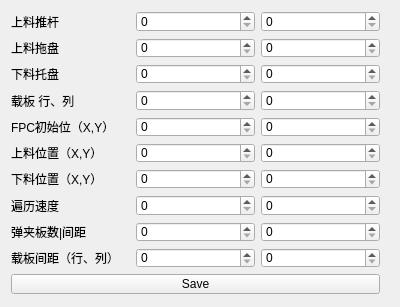
The window that AOI/widconfig.ui (qiquanFeng/AOI) describes before a commit, drawn with Qt 5.
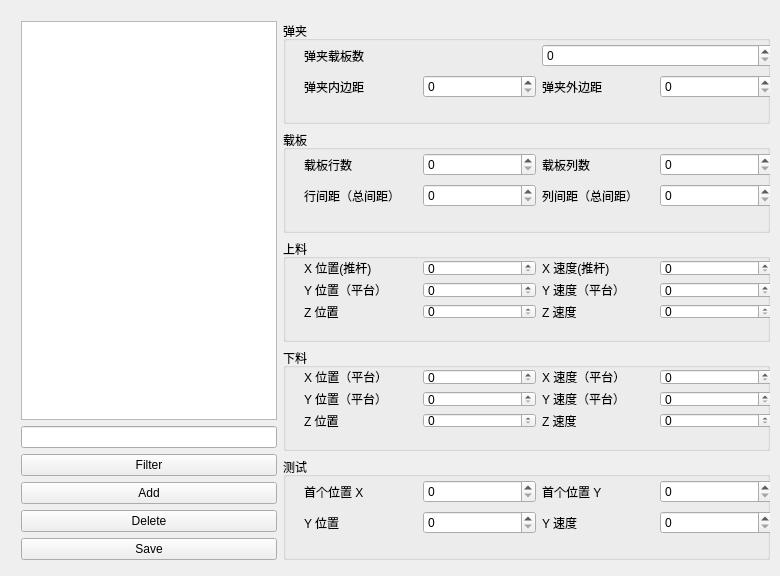
The same window after the commit.

Patch:
```diff
--- a/AOI/widconfig.ui
+++ b/AOI/widconfig.ui
@@ -6,8 +6,8 @@
    <rect>
     <x>0</x>
     <y>0</y>
-    <width>400</width>
-    <height>307</height>
+    <width>780</width>
+    <height>576</height>
    </rect>
   </property>
   <property name="windowTitle">
@@ -16,70 +16,133 @@
   <widget class="QWidget" name="verticalLayoutWidget">
    <property name="geometry">
     <rect>
-     <x>0</x>
-     <y>0</y>
-     <width>391</width>
-     <height>305</height>
+     <x>10</x>
+     <y>10</y>
+     <width>771</width>
+     <height>561</height>
     </rect>
    </property>
+   <layout class="QHBoxLayout" name="horizontalLayout" stretch="0,20">
+    <item>
+     <layout class="QVBoxLayout" name="verticalLayout_7">
+      <item>
+       <widget class="QListWidget" name="listWidget"/>
+      </item>
+      <item>
+       <widget class="QLineEdit" name="lineEdit"/>
+      </item>
+      <item>
+       <widget class="QPushButton" name="pushButton_4">
+        <property name="text">
+         <string>Filter</string>
+        </property>
+       </widget>
+      </item>
+      <item>
+       <widget class="QPushButton" name="pushButton_2">
+        <property name="text">
+         <string>Add</string>
+        </property>
+       </widget>
+      </item>
+      <item>
+       <widget class="QPushButton" name="pushButton_3">
+        <property name="text">
+         <string>Delete</string>
+        </property>
+       </widget>
+      </item>
+      <item>
+       <widget class="QPushButton" name="pushButton">
+        <property name="text">
+         <string>Save</string>
+        </property>
+       </widget>
+      </item>
+     </layout>
+    </item>
+    <item>
    <layout class="QVBoxLayout" name="verticalLayout">
     <item>
-     <layout class="QHBoxLayout" name="horizontalLayout">
-      <item>
-       <widget class="QLabel" name="label">
-        <property name="text">
-         <string>上料推杆</string>
+       <widget class="QGroupBox" name="groupBox">
+        <property name="title">
+         <string>弹夹</string>
         </property>
-       </widget>
-      </item>
+        <widget class="QWidget" name="verticalLayoutWidget_2">
+         <property name="geometry">
+          <rect>
+           <x>10</x>
+           <y>10</y>
+           <width>491</width>
+           <height>80</height>
+          </rect>
+         </property>
+         <layout class="QVBoxLayout" name="verticalLayout_2">
       <item>
-       <widget class="QSpinBox" name="spinBox"/>
-      </item>
-      <item>
-       <widget class="QSpinBox" name="spinBox_11"/>
-      </item>
-     </layout>
-    </item>
-    <item>
-     <layout class="QHBoxLayout" name="horizontalLayout_2">
+           <layout class="QHBoxLayout" name="horizontalLayout_3">
       <item>
        <widget class="QLabel" name="label_2">
         <property name="text">
-         <string>上料拖盘</string>
+               <string>弹夹载板数</string>
         </property>
        </widget>
       </item>
       <item>
        <widget class="QSpinBox" name="spinBox_2"/>
       </item>
-      <item>
-       <widget class="QSpinBox" name="spinBox_12"/>
-      </item>
      </layout>
     </item>
     <item>
-     <layout class="QHBoxLayout" name="horizontalLayout_3">
+           <layout class="QHBoxLayout" name="horizontalLayout_2">
       <item>
-       <widget class="QLabel" name="label_3">
+             <widget class="QLabel" name="label">
         <property name="text">
-         <string>下料托盘</string>
+               <string>弹夹内边距</string>
         </property>
        </widget>
       </item>
       <item>
-       <widget class="QSpinBox" name="spinBox_3"/>
+             <widget class="QSpinBox" name="spinBox"/>
       </item>
       <item>
-       <widget class="QSpinBox" name="spinBox_13"/>
-      </item>
-     </layout>
-    </item>
+             <widget class="QLabel" name="label_8">
+              <property name="text">
+               <string>弹夹外边距</string>
+              </property>
+             </widget>
+            </item>
+            <item>
+             <widget class="QSpinBox" name="spinBox_8"/>
+            </item>
+           </layout>
+          </item>
+         </layout>
+        </widget>
+        <zorder>verticalLayoutWidget</zorder>
+        <zorder>verticalLayoutWidget_2</zorder>
+       </widget>
+      </item>
     <item>
-     <layout class="QHBoxLayout" name="horizontalLayout_4">
+       <widget class="QGroupBox" name="groupBox_2">
+        <property name="title">
+         <string>载板</string>
+        </property>
+        <widget class="QWidget" name="verticalLayoutWidget_3">
+         <property name="geometry">
+          <rect>
+           <x>10</x>
+           <y>10</y>
+           <width>491</width>
+           <height>80</height>
+          </rect>
+         </property>
+         <layout class="QVBoxLayout" name="verticalLayout_3">
+          <item>
+           <layout class="QHBoxLayout" name="horizontalLayout_5">
       <item>
        <widget class="QLabel" name="label_4">
         <property name="text">
-         <string>载板 行、列</string>
+               <string>载板行数</string>
         </property>
        </widget>
       </item>
@@ -87,16 +150,23 @@
        <widget class="QSpinBox" name="spinBox_4"/>
       </item>
       <item>
-       <widget class="QSpinBox" name="spinBox_14"/>
+             <widget class="QLabel" name="label_7">
+              <property name="text">
+               <string>载板列数</string>
+              </property>
+             </widget>
+            </item>
+            <item>
+             <widget class="QSpinBox" name="spinBox_7"/>
       </item>
      </layout>
     </item>
     <item>
-     <layout class="QHBoxLayout" name="horizontalLayout_5">
+           <layout class="QHBoxLayout" name="horizontalLayout_6">
       <item>
        <widget class="QLabel" name="label_5">
         <property name="text">
-         <string>FPC初始位（X,Y）</string>
+               <string>行间距（总间距）</string>
         </property>
        </widget>
       </item>
@@ -104,16 +174,42 @@
        <widget class="QSpinBox" name="spinBox_5"/>
       </item>
       <item>
-       <widget class="QSpinBox" name="spinBox_15"/>
-      </item>
-     </layout>
-    </item>
+             <widget class="QLabel" name="label_9">
+              <property name="text">
+               <string>列间距（总间距）</string>
+              </property>
+             </widget>
+            </item>
+            <item>
+             <widget class="QSpinBox" name="spinBox_9"/>
+            </item>
+           </layout>
+          </item>
+         </layout>
+        </widget>
+       </widget>
+      </item>
     <item>
-     <layout class="QHBoxLayout" name="horizontalLayout_6">
+       <widget class="QGroupBox" name="groupBox_3">
+        <property name="title">
+         <string>上料</string>
+        </property>
+        <widget class="QWidget" name="verticalLayoutWidget_4">
+         <property name="geometry">
+          <rect>
+           <x>10</x>
+           <y>10</y>
+           <width>491</width>
+           <height>81</height>
+          </rect>
+         </property>
+         <layout class="QVBoxLayout" name="verticalLayout_4">
+          <item>
+           <layout class="QHBoxLayout" name="horizontalLayout_7">
       <item>
        <widget class="QLabel" name="label_6">
         <property name="text">
-         <string>上料位置（X,Y）</string>
+               <string>X 位置(推杆)</string>
         </property>
        </widget>
       </item>
@@ -121,84 +217,228 @@
        <widget class="QSpinBox" name="spinBox_6"/>
       </item>
       <item>
-       <widget class="QSpinBox" name="spinBox_16"/>
-      </item>
-     </layout>
-    </item>
-    <item>
-     <layout class="QHBoxLayout" name="horizontalLayout_7">
-      <item>
-       <widget class="QLabel" name="label_7">
+             <widget class="QLabel" name="label_10">
         <property name="text">
-         <string>下料位置（X,Y）</string>
+               <string>X 速度(推杆)</string>
         </property>
        </widget>
       </item>
       <item>
-       <widget class="QSpinBox" name="spinBox_7"/>
-      </item>
-      <item>
-       <widget class="QSpinBox" name="spinBox_17"/>
+             <widget class="QSpinBox" name="spinBox_10"/>
       </item>
      </layout>
     </item>
     <item>
      <layout class="QHBoxLayout" name="horizontalLayout_8">
       <item>
-       <widget class="QLabel" name="label_8">
+             <widget class="QLabel" name="label_11">
         <property name="text">
-         <string>遍历速度</string>
+               <string>Y 位置（平台）</string>
         </property>
        </widget>
       </item>
       <item>
-       <widget class="QSpinBox" name="spinBox_8"/>
+             <widget class="QSpinBox" name="spinBox_11"/>
+            </item>
+            <item>
+             <widget class="QLabel" name="label_12">
+              <property name="text">
+               <string>Y 速度（平台）</string>
+              </property>
+             </widget>
+            </item>
+            <item>
+             <widget class="QSpinBox" name="spinBox_12"/>
+            </item>
+           </layout>
+          </item>
+          <item>
+           <layout class="QHBoxLayout" name="horizontalLayout_11">
+            <item>
+             <widget class="QLabel" name="label_17">
+              <property name="text">
+               <string>Z 位置</string>
+              </property>
+             </widget>
+            </item>
+            <item>
+             <widget class="QSpinBox" name="spinBox_17"/>
+            </item>
+            <item>
+             <widget class="QLabel" name="label_18">
+              <property name="text">
+               <string>Z 速度</string>
+              </property>
+             </widget>
       </item>
       <item>
        <widget class="QSpinBox" name="spinBox_18"/>
       </item>
      </layout>
     </item>
+         </layout>
+        </widget>
+       </widget>
+      </item>
+      <item>
+       <widget class="QGroupBox" name="groupBox_4">
+        <property name="title">
+         <string>下料</string>
+        </property>
+        <widget class="QWidget" name="verticalLayoutWidget_5">
+         <property name="geometry">
+          <rect>
+           <x>10</x>
+           <y>10</y>
+           <width>491</width>
+           <height>81</height>
+          </rect>
+         </property>
+         <layout class="QVBoxLayout" name="verticalLayout_5">
     <item>
      <layout class="QHBoxLayout" name="horizontalLayout_9">
       <item>
-       <widget class="QLabel" name="label_9">
+             <widget class="QLabel" name="label_13">
         <property name="text">
-         <string>弹夹板数|间距</string>
+               <string>X 位置（平台）</string>
         </property>
        </widget>
       </item>
       <item>
-       <widget class="QSpinBox" name="spinBox_9"/>
+             <widget class="QSpinBox" name="spinBox_13"/>
+            </item>
+            <item>
+             <widget class="QLabel" name="label_14">
+              <property name="text">
+               <string>X 速度（平台）</string>
+              </property>
+             </widget>
+            </item>
+            <item>
+             <widget class="QSpinBox" name="spinBox_14"/>
+            </item>
+           </layout>
+          </item>
+          <item>
+           <layout class="QHBoxLayout" name="horizontalLayout_12">
+            <item>
+             <widget class="QLabel" name="label_19">
+              <property name="text">
+               <string>Y 位置（平台）</string>
+              </property>
+             </widget>
       </item>
       <item>
        <widget class="QSpinBox" name="spinBox_19"/>
       </item>
-     </layout>
-    </item>
     <item>
-     <layout class="QHBoxLayout" name="horizontalLayout_10">
-      <item>
-       <widget class="QLabel" name="label_10">
+             <widget class="QLabel" name="label_20">
         <property name="text">
-         <string>载板间距（行、列）</string>
+               <string>Y 速度（平台）</string>
         </property>
        </widget>
       </item>
-      <item>
-       <widget class="QSpinBox" name="spinBox_10"/>
-      </item>
       <item>
        <widget class="QSpinBox" name="spinBox_20"/>
       </item>
      </layout>
     </item>
     <item>
-     <widget class="QPushButton" name="pushButton">
+           <layout class="QHBoxLayout" name="horizontalLayout_13">
+            <item>
+             <widget class="QLabel" name="label_21">
       <property name="text">
-       <string>Save</string>
-      </property>
-     </widget>
+               <string>Z 位置</string>
+              </property>
+             </widget>
+            </item>
+            <item>
+             <widget class="QSpinBox" name="spinBox_21"/>
+            </item>
+            <item>
+             <widget class="QLabel" name="label_22">
+              <property name="text">
+               <string>Z 速度</string>
+              </property>
+             </widget>
+            </item>
+            <item>
+             <widget class="QSpinBox" name="spinBox_22"/>
+            </item>
+           </layout>
+          </item>
+         </layout>
+        </widget>
+       </widget>
+      </item>
+      <item>
+       <widget class="QGroupBox" name="groupBox_5">
+        <property name="title">
+         <string>测试</string>
+        </property>
+        <widget class="QWidget" name="verticalLayoutWidget_6">
+         <property name="geometry">
+          <rect>
+           <x>10</x>
+           <y>10</y>
+           <width>491</width>
+           <height>81</height>
+          </rect>
+         </property>
+         <layout class="QVBoxLayout" name="verticalLayout_6">
+          <item>
+           <layout class="QHBoxLayout" name="horizontalLayout_14">
+            <item>
+             <widget class="QLabel" name="label_23">
+              <property name="text">
+               <string>首个位置 X</string>
+              </property>
+             </widget>
+            </item>
+            <item>
+             <widget class="QSpinBox" name="spinBox_23"/>
+            </item>
+            <item>
+             <widget class="QLabel" name="label_24">
+              <property name="text">
+               <string>首个位置 Y</string>
+              </property>
+             </widget>
+            </item>
+            <item>
+             <widget class="QSpinBox" name="spinBox_24"/>
+            </item>
+           </layout>
+          </item>
+          <item>
+           <layout class="QHBoxLayout" name="horizontalLayout_15">
+            <item>
+             <widget class="QLabel" name="label_25">
+              <property name="text">
+               <string>Y 位置</string>
+              </property>
+             </widget>
+            </item>
+            <item>
+             <widget class="QSpinBox" name="spinBox_25"/>
+            </item>
+            <item>
+             <widget class="QLabel" name="label_26">
+              <property name="text">
+               <string>Y 速度</string>
+              </property>
+             </widget>
+            </item>
+            <item>
+             <widget class="QSpinBox" name="spinBox_26"/>
+            </item>
+           </layout>
+          </item>
+         </layout>
+        </widget>
+       </widget>
+      </item>
+     </layout>
     </item>
    </layout>
   </widget>
```
Left out of the diff: 2 changed lines with no effect on the pictures. Lines whose indentation alone changed are shown as unchanged.
